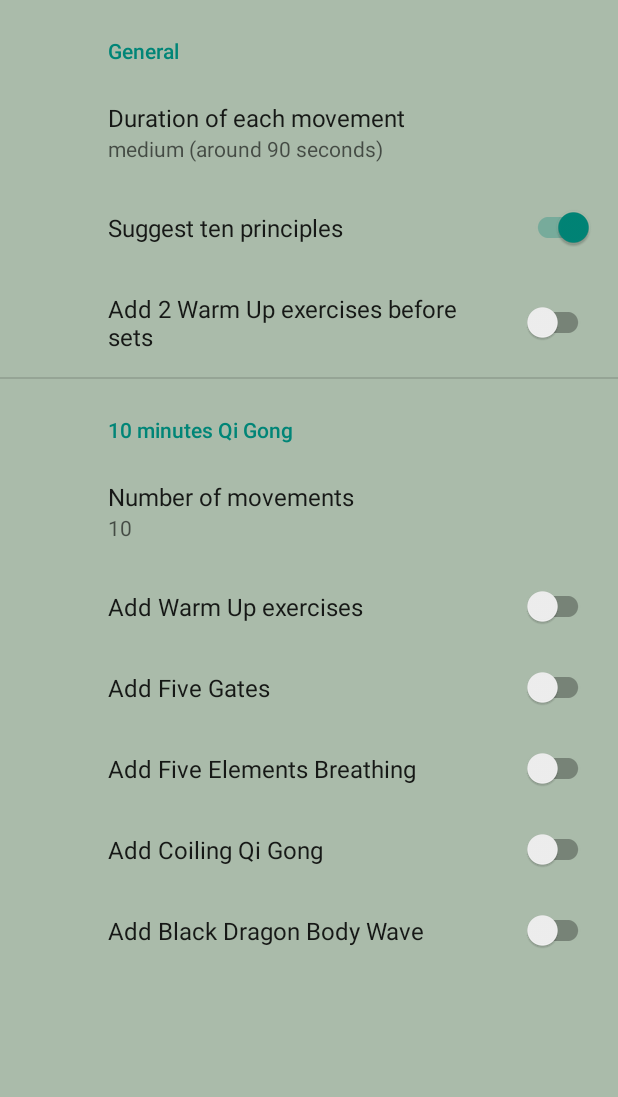
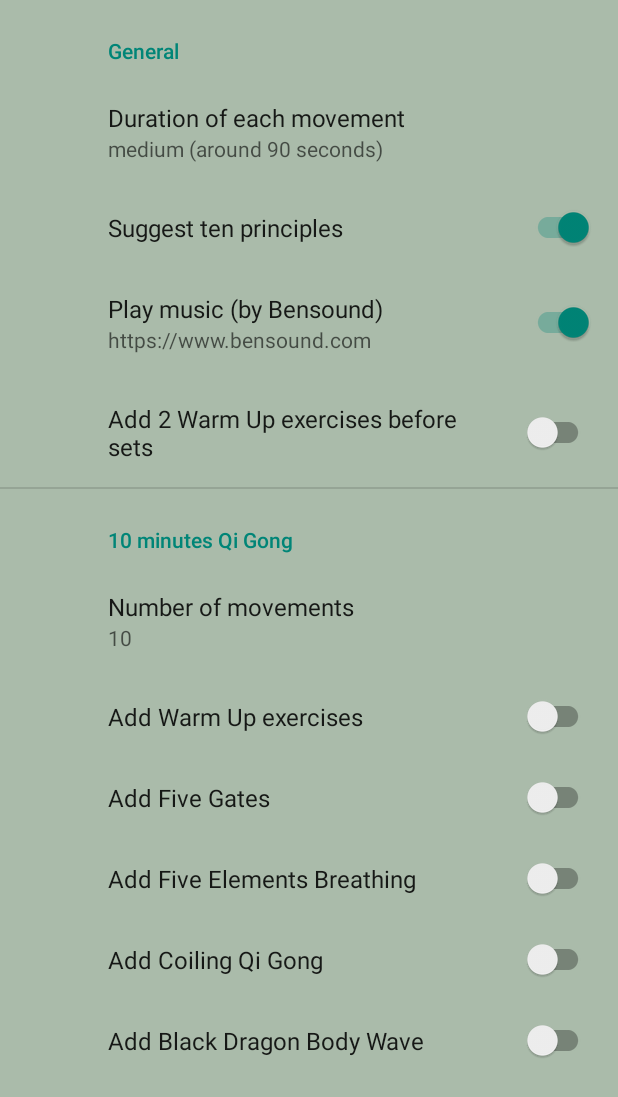
Before and after one commit to gabrielecuccu/YangStyleTaiChi, an Android app: the screen it shows after launch (SettingsActivity), in the options menu, after a tap on "Settings", on a phone screen of 412 x 824 dp. Shown: the top 1097 px of the screen. Run offline under Robolectric (Android 15) with nearby library versions, the phone set to English and light mode, and no system bars; our stand-ins replace androidx.preference.

Commit message:
added music

```diff
--- a/app/src/main/java/expressive/qigong/gui/controllers/MovementSetActivityControllerImpl.java
+++ b/app/src/main/java/expressive/qigong/gui/controllers/MovementSetActivityControllerImpl.java
@@ -1,6 +1,5 @@
 package expressive.qigong.gui.controllers;
 
-import java.util.ArrayList;
 import java.util.Arrays;
 import java.util.Collections;
 import java.util.List;
@@ -128,10 +127,13 @@ public class MovementSetActivityControllerImpl implements MovementSetActivityCon
         }
 
         view.shutdownTTS();
+        view.stopMusic();
     }
 
     private void startSpeaking() {
         view.keepScreenOn();
+
+        view.playMusic();
 
         int movementDuration = view.getMovementDuration() * 1000;
         int halfMovementDuration = (movementDuration - 10000) / 2;
@@ -258,6 +260,7 @@ public class MovementSetActivityControllerImpl implements MovementSetActivityCon
         view.setSpeakButtonText("Speak");
         view.hideProgress();
         view.clearKeepScreenOn();
+        view.stopMusic();
     }
 
     private void sleep(long millis) {
--- a/app/src/main/java/expressive/qigong/gui/core/MovementSetActivityView.java
+++ b/app/src/main/java/expressive/qigong/gui/core/MovementSetActivityView.java
@@ -43,4 +43,8 @@ public interface MovementSetActivityView {
     void keepScreenOn();
 
     void clearKeepScreenOn();
+
+    void playMusic();
+
+    void stopMusic();
 }
--- a/app/src/main/res/xml/root_preferences.xml
+++ b/app/src/main/res/xml/root_preferences.xml
@@ -16,6 +16,12 @@
         <SwitchPreferenceCompat
             app:key="SUGGEST_TEN_PRINCIPLES"
             app:title="Suggest ten principles"
+            app:defaultValue="true"/>
+
+        <SwitchPreferenceCompat
+            app:key="PLAY_MUSIC"
+            app:title="Play music (by Bensound)"
+            app:summary="https://www.bensound.com"
             app:defaultValue="true"/>
 
         <SwitchPreferenceCompat
```
Also changed, not shown: app/src/main/java/expressive/qigong/gui/activities/MovementSetActivity.java (+24 -0 lines), 1 other file.
